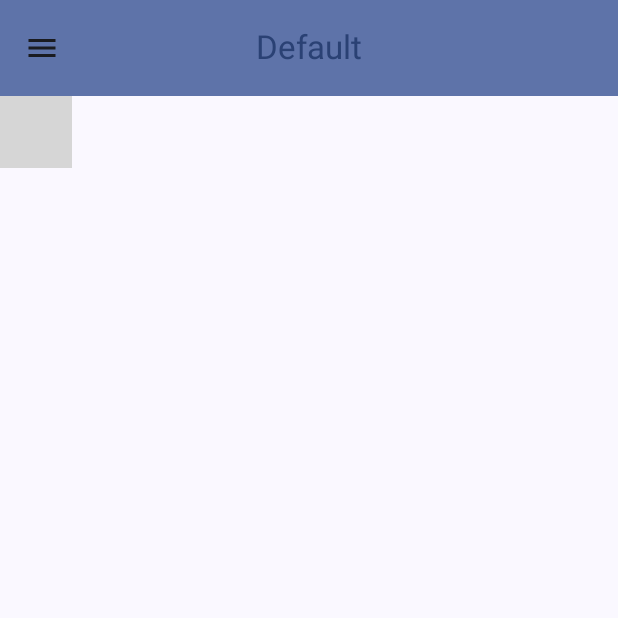
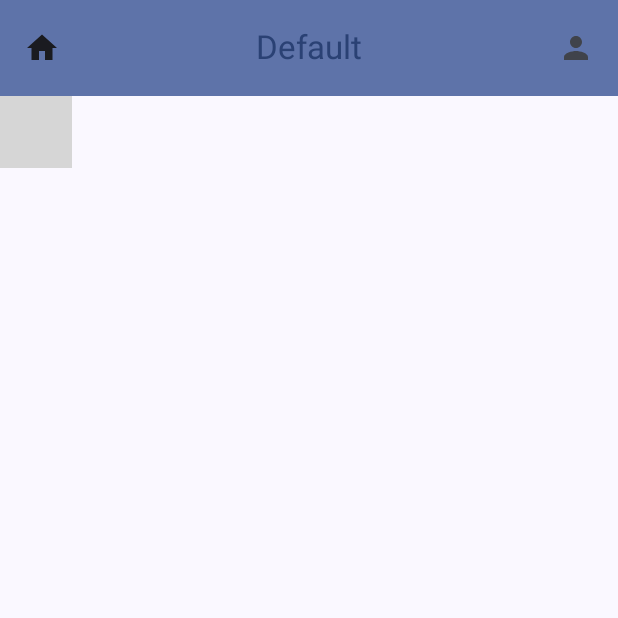
Before and after one commit to Jakub-Kintama/NurkowaPolskaApp, an Android app built with Jetpack Compose: the screen it shows after launch (MainActivity), on a phone screen of 412 x 824 dp, the top half of it. Run offline under Robolectric (Android 15) with nearby library versions, the phone set to English and light mode, and no system bars; 1 statement that could not run was skipped; grey boxes are pictures that could not be loaded.

Commit message:
Małe zmiany

```diff
--- a/Mobile/app/build.gradle.kts
+++ b/Mobile/app/build.gradle.kts
@@ -1,5 +1,3 @@
-import org.jetbrains.kotlin.gradle.utils.loadPropertyFromResources
-
 plugins {
     id("com.android.application")
     id("org.jetbrains.kotlin.android")
@@ -21,7 +19,6 @@ android {
             useSupportLibrary = true
         }
     }
-
     buildTypes {
         release {
             isMinifyEnabled = false
@@ -50,8 +47,9 @@ android {
         }
     }
 }
-
 dependencies {
+    // Secrets
+    implementation("com.google.android.libraries.mapsplatform.secrets-gradle-plugin:secrets-gradle-plugin:2.0.1")
     // CredentialManager
     implementation("androidx.credentials:credentials:1.2.0")
     // GoogleSign
--- a/Mobile/app/src/main/AndroidManifest.xml
+++ b/Mobile/app/src/main/AndroidManifest.xml
@@ -39,12 +39,6 @@
         <meta-data
             android:name="com.google.android.geo.API_KEY"
             android:value="AIzaSyA7-QuAh2dbDsNEXcFftMpVDyi0EAUUqpg" />
-
-<!--        <activity-->
-<!--            android:name=".app.functions.maps.MapsActivity"-->
-<!--            android:exported="false"-->
-<!--            android:label="@string/title_activity_maps" />-->
-
         <meta-data
             android:name="com.google.android.gms.version"
             android:value="@integer/google_play_services_version" />
--- a/Mobile/app/src/main/java/com/example/nurkowapolskaapp/MainActivity.kt
+++ b/Mobile/app/src/main/java/com/example/nurkowapolskaapp/MainActivity.kt
@@ -6,7 +6,8 @@ import androidx.activity.compose.setContent
 import androidx.compose.foundation.layout.Column
 import androidx.compose.foundation.layout.padding
 import androidx.compose.material.icons.Icons
-import androidx.compose.material.icons.filled.Menu
+import androidx.compose.material.icons.filled.Home
+import androidx.compose.material.icons.filled.Person
 import androidx.compose.material3.CenterAlignedTopAppBar
 import androidx.compose.material3.ExperimentalMaterial3Api
 import androidx.compose.material3.Icon
@@ -17,7 +18,9 @@ import androidx.compose.material3.Text
 import androidx.compose.material3.TopAppBarDefaults
 import androidx.compose.runtime.Composable
 import androidx.compose.ui.Modifier
+import androidx.compose.ui.platform.LocalContext
 import androidx.compose.ui.tooling.preview.Preview
+import androidx.credentials.CredentialManager
 import androidx.navigation.compose.NavHost
 import androidx.navigation.compose.composable
 import androidx.navigation.compose.rememberNavController
@@ -26,6 +29,7 @@ import com.example.nurkowapolskaapp.app.functions.Insurance
 import com.example.nurkowapolskaapp.app.functions.maps.AddMarker
 import com.example.nurkowapolskaapp.app.functions.maps.MarkersMap
 import com.example.nurkowapolskaapp.ui.theme.NurkowaPolskaAppTheme
+import com.google.android.libraries.identity.googleid.GetGoogleIdOption
 
 
 class MainActivity : ComponentActivity() {
@@ -46,6 +50,13 @@ class MainActivity : ComponentActivity() {
 @Composable
 fun AppScaffold() {
     val navController = rememberNavController()
+    val context = LocalContext.current
+    val credentialManager = CredentialManager.create(context)
+    val googleIdOption: GetGoogleIdOption = GetGoogleIdOption.Builder()
+        .setFilterByAuthorizedAccounts(true)
+        .setServerClientId(R.string.your_web_client_id.toString())
+        .build()
+
     Scaffold(
         topBar = {
             CenterAlignedTopAppBar(
@@ -55,12 +66,21 @@ fun AppScaffold() {
                 ),
                 title = { Text(text = "Default") },
                 navigationIcon = {
-                    IconButton(onClick = { /*TODO*/ }) {
-                        Icon(Icons.Filled.Menu, null)
+                    IconButton(onClick = {
+                        navController.navigate("homepage") {
+                            popUpTo(navController.graph.id) {
+                                inclusive = true
+                            }
+                        }
+                    }) {
+                        Icon(Icons.Filled.Home, null)
                     }
                 },
                 actions = {
-                    IconButton(onClick = { /*TODO*/ }) {
+                    IconButton(onClick = {
+                        /*Google Sign in TODO*/
+                    }) {
+                        Icon(Icons.Filled.Person, null)
                     }
                 }
             )
--- a/Mobile/app/src/main/java/com/example/nurkowapolskaapp/ui/theme/Color.kt
+++ b/Mobile/app/src/main/java/com/example/nurkowapolskaapp/ui/theme/Color.kt
@@ -10,3 +10,4 @@ val Purple40 = Color(0xFF6650a4)
 val PurpleGrey40 = Color(0xFF625b71)
 val Pink40 = Color(0xFF7D5260)
 val TextColor = Color(0xFF252525)
+val GREEN = Color(0xFF24D62B)
--- a/Mobile/build.gradle.kts
+++ b/Mobile/build.gradle.kts
@@ -1,6 +1,6 @@
 // Top-level build file where you can add configuration options common to all sub-projects/modules.
 plugins {
-    id("com.android.application") version "8.1.3" apply false
+    id("com.android.application") version "8.1.4" apply false
     id("org.jetbrains.kotlin.android") version "1.9.20" apply false
     id("com.google.android.libraries.mapsplatform.secrets-gradle-plugin") version "2.0.1"
 }
```
